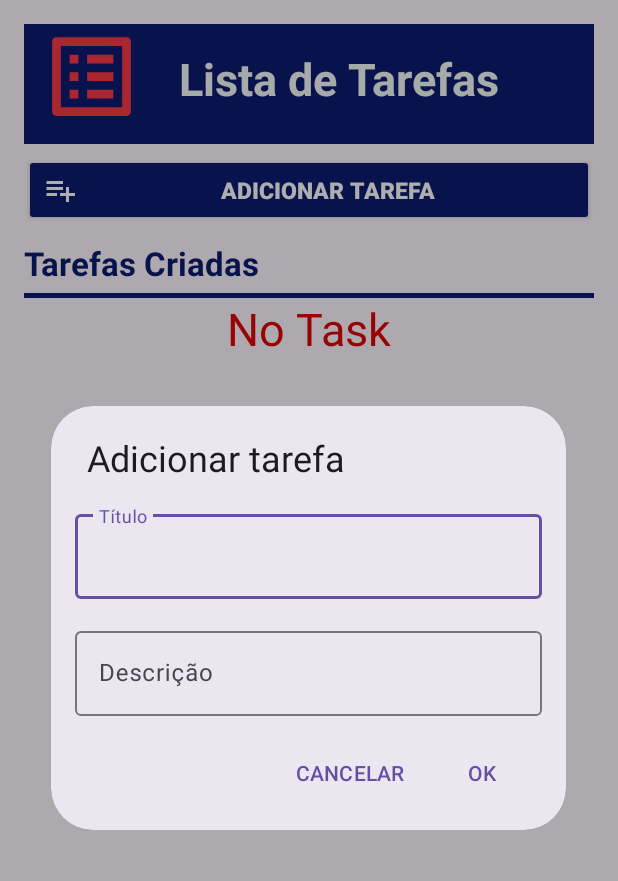
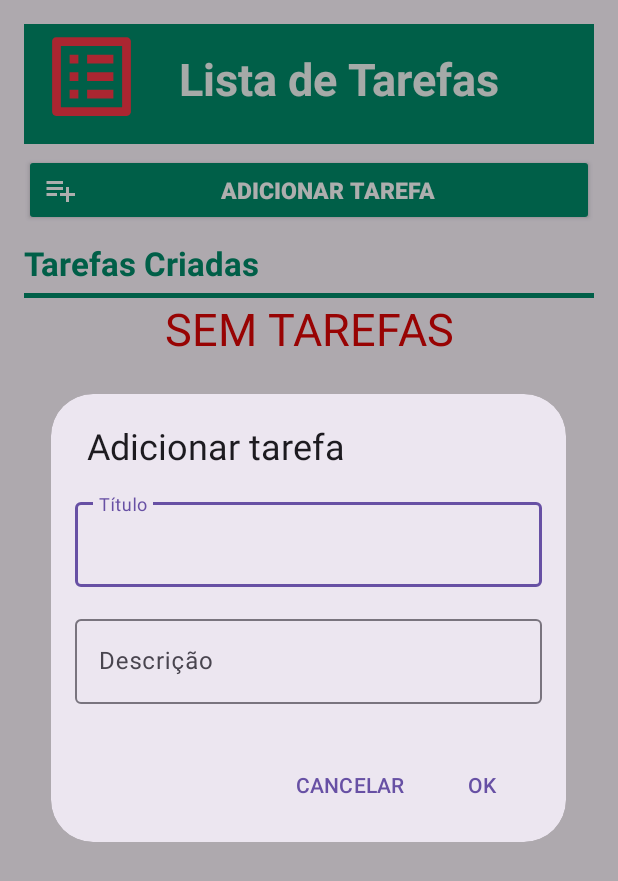
Before and after one commit to gabreucast/Projeto-To-Do-List, an Android app: the screen it shows after launch (MainActivity), after a tap on "ADICIONAR TAREFA", on a phone screen of 412 x 824 dp. Shown: the top 881 px of the screen. Run offline under Robolectric (Android 15) with nearby library versions, the phone set to English and light mode, and no system bars; our stand-ins replace Room's generated code.

Commit message:
edição:
1. cor verde

2. letras do titulo não passar por cima do icone da lixeira

3. mudar nome do fragment

4.

```diff
--- a/ProjetoToDoList/app/src/main/java/com/gabreucast/projetotodolist/Fragmets/fragment_principal_edit.kt
+++ b/ProjetoToDoList/app/src/main/java/com/gabreucast/projetotodolist/Fragmets/FragmentPrincipalEdit.kt
@@ -87,5 +87,5 @@ class FragmentPrincipalEdit : DialogFragment() {
                 dialog.dismiss()
             }
             .create()
-    }
-}
+    } // chave do onCreateDialog
+} // chave do FragmentPrincipalEdit
--- a/ProjetoToDoList/app/src/main/java/ui/MainActivity.kt
+++ b/ProjetoToDoList/app/src/main/java/ui/MainActivity.kt
@@ -19,7 +19,6 @@ import model.ListEntity
 
 class MainActivity : AppCompatActivity() {
 
-    // Inicializa as variáveis
     private lateinit var recyclerView: RecyclerView
     private lateinit var adapter: TaskAdapter
     private lateinit var itemList: MutableList<ListEntity>
--- a/ProjetoToDoList/app/src/main/java/ui/TaskAdapter.kt
+++ b/ProjetoToDoList/app/src/main/java/ui/TaskAdapter.kt
@@ -61,6 +61,8 @@ class TaskAdapter(private val taskList: MutableList<ListEntity>) :
 
     } // llave del onBindViewHolder
 
+
+    /////////////////////////////////////////////////////////////////////////////////////////
     // Move um item de uma posição para outra na lista
     fun moveItem(fromPosition: Int, toPosition: Int) {
         val task = taskList.removeAt(fromPosition) // Remove o item da posição original
@@ -68,4 +70,6 @@ class TaskAdapter(private val taskList: MutableList<ListEntity>) :
         notifyItemMoved(fromPosition, toPosition) // Notifica a mudança de posição
     }  // Fim de moveItem
 
+    /////////////////////////////////////////////////////////////////////////////////////////
+
 } // chave do TaskAdapter
--- a/ProjetoToDoList/app/src/main/res/layout/activity_main.xml
+++ b/ProjetoToDoList/app/src/main/res/layout/activity_main.xml
@@ -78,7 +78,7 @@
         android:layout_width="wrap_content"
         android:layout_height="wrap_content"
         android:layout_gravity="center"
-        android:text="No Task"
+        android:text="@string/no_task"
         android:textSize="30sp"
         app:layout_constraintTop_toBottomOf="@id/line"
         app:layout_constraintEnd_toEndOf="parent"
--- a/ProjetoToDoList/app/src/main/res/layout/fragment_principal_edit.xml
+++ b/ProjetoToDoList/app/src/main/res/layout/fragment_principal_edit.xml
@@ -2,7 +2,7 @@
 <androidx.constraintlayout.widget.ConstraintLayout xmlns:android="http://schemas.android.com/apk/res/android"
     xmlns:app="http://schemas.android.com/apk/res-auto"
     android:layout_width="match_parent"
-    android:layout_height="match_parent">
+    android:layout_height="wrap_content">
 
     <com.google.android.material.textfield.TextInputLayout
         android:id="@+id/titleInputLayout"
@@ -29,6 +29,7 @@
         android:hint="@string/tarefaHint"
         app:layout_constraintEnd_toEndOf="parent"
         app:layout_constraintStart_toStartOf="parent"
+        app:layout_constraintBottom_toBottomOf="parent"
         app:layout_constraintTop_toBottomOf="@id/titleInputLayout">
 
         <com.google.android.material.textfield.TextInputEditText
--- a/ProjetoToDoList/app/src/main/res/layout/fragment_task_list.xml
+++ b/ProjetoToDoList/app/src/main/res/layout/fragment_task_list.xml
@@ -7,7 +7,6 @@
     android:orientation="horizontal"
     android:padding="2dp"
     app:cardBackgroundColor="@color/cardview_shadow_end_color">
-    <!--  tools:showIn="@layout/taskRecyclerView"-->
 
     <RelativeLayout
         style="@style/TaskContainerStyle"
@@ -27,6 +26,8 @@
             android:id="@+id/titleTV"
             style="@style/TaskTextViewStyle"
             android:layout_toEndOf="@id/checkTask"
+            android:inputType="textCapCharacters"
+            android:layout_toStartOf="@id/deleteTask"
             android:text="@string/titleTask" />
 
             <!-- Texto da tarefa -->
--- a/ProjetoToDoList/app/src/main/res/values/colors.xml
+++ b/ProjetoToDoList/app/src/main/res/values/colors.xml
@@ -7,13 +7,13 @@
     <color name="titleColor">#F3F8F6</color>
 
     <!-- Cor para todas letras e editText -->
-    <color name="letraColor">#FFFFFF</color>
+    <color name="taskColor">#FFFFFF</color>
 
     <!-- Cor de fundo barra To Do List -->
-    <color name="fundoBarra">#0B1B6F</color>
+    <color name="fundoBarra">#008B69</color>
 
     <!-- Cor do botão de adicionar tarefa -->
-    <color name="addButton">#0B1B6F</color>
+    <color name="addButton">#008B69</color>
 
     <!-- colors verde da tarefa feita -->
     <color name="tarefaFeita">#8DF691</color>
--- a/ProjetoToDoList/app/src/main/res/values/strings.xml
+++ b/ProjetoToDoList/app/src/main/res/values/strings.xml
@@ -81,5 +81,8 @@
     <!-- Texto do botão para atualizar uma tarefa -->
     <string name="taskUpdated">Tarefa atualizada!</string>
 
+    <!-- Texto do botão para avisar que não tem tarefas -->
+    <string name="no_task">SEM TAREFAS</string>
+
 
 </resources>
```
Also changed, not shown: ProjetoToDoList/app/src/main/java/com/gabreucast/projetotodolist/Fragmets/fragment_principal_completedtask.kt (deleted, +0 -21 lines), ProjetoToDoList/app/src/main/res/values/styles.xml (+3 -4 lines), 2 other files.
